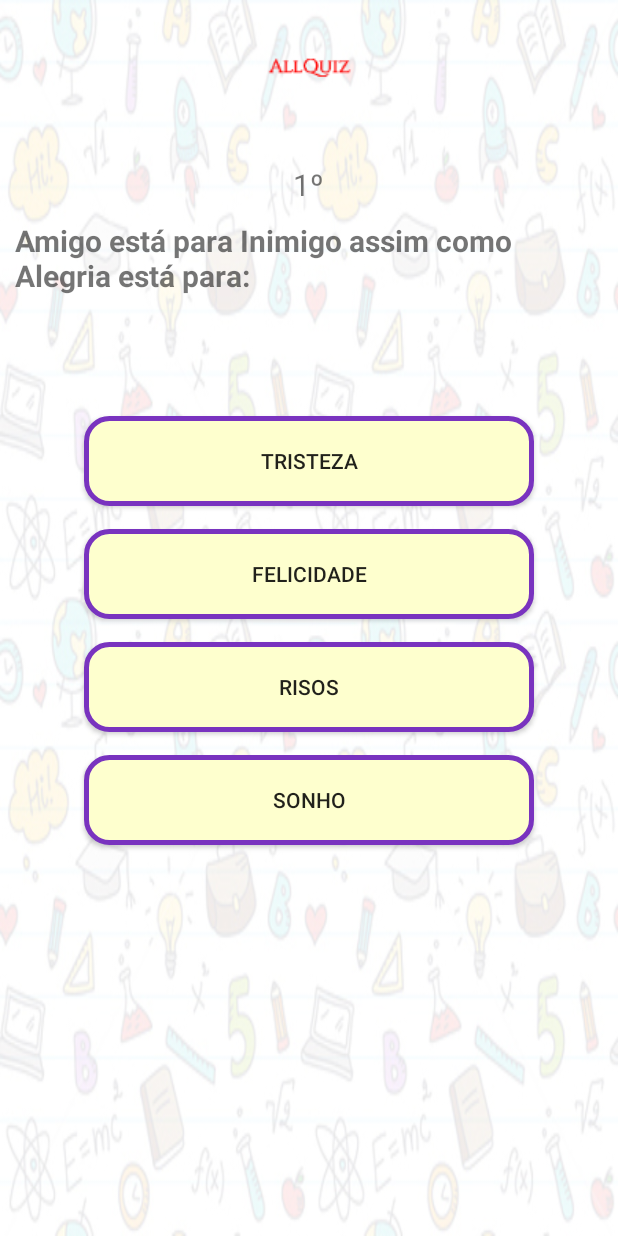
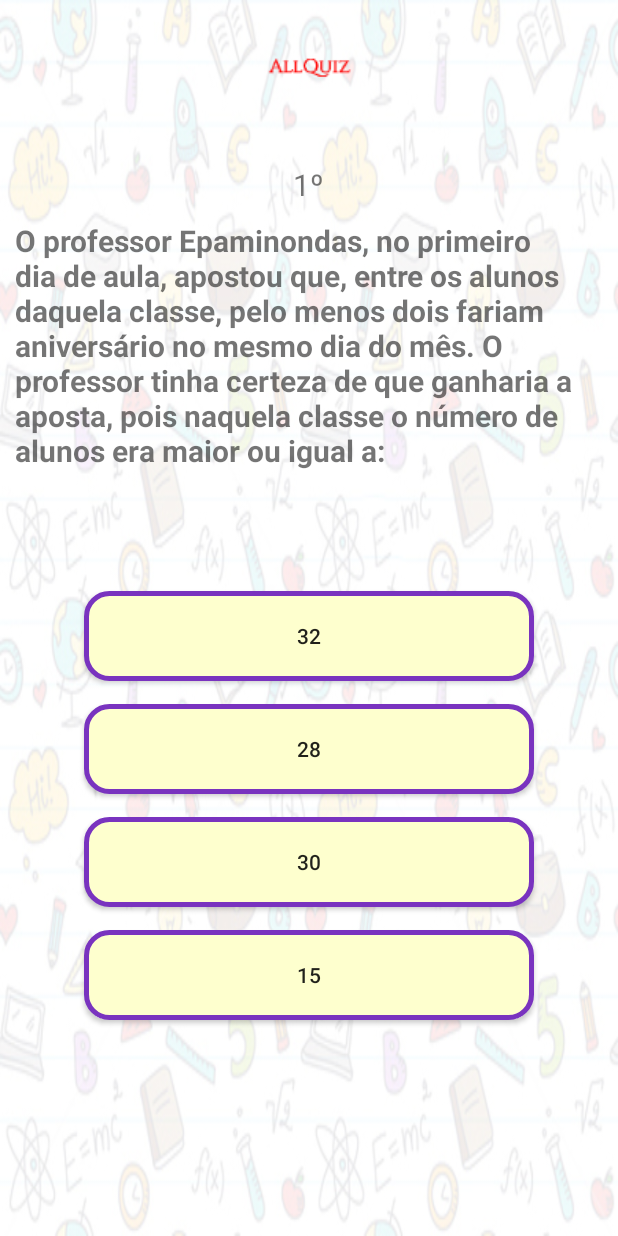
Before and after one commit to KienKse/AllQuiz, an Android app: the screen it shows after launch (quizzActivity), after a tap on "QUESTÕES DE RACICIOCINIO LÓGICO", on a phone screen of 412 x 824 dp. Run offline under Robolectric (Android 15) with nearby library versions, the light colour scheme and no system bars.

Commit message:
Adição de novas perguntas ao questionario de raciocinio lógico

```diff
--- a/app/src/main/java/com/app/kien/allquiz/quizzActivity.java
+++ b/app/src/main/java/com/app/kien/allquiz/quizzActivity.java
@@ -69,13 +69,20 @@ public class quizzActivity extends AppCompatActivity {
     String quizDados3[][] = {
             //  {"Pergunta" , "Resposta Certa", "Escolha 1", "Escolha 2" , "Escolha 3"}
             {"A sequência de palavras abaixo segue uma determinada regra:  " +
-                    "Camiseta, acetona, macaco, abacaxi, mágico  " +
+                    "Camiseta, acetona, macaco, abacaxi, mágico. " +
                     "Qual é a próxima palavra da seqüência? ","publicação","cavalo","azeite","maionese"},
             {"Coloque as Palavras na Ordem Correta:  Neném(1) - Velho(2) - Adolescente(3) - Adulto(4)","1 - 3 - 4 - 2","2 - 4 - 3 - 1","1 - 4 - 3 - 2","1 - 2 - 3 - 4"},
             {"Dentre os itens abaixo, qual aquele que pode ser considerado um intruso?","Vaca","Gato","Hiena","Lobo Guará"},
             {"Um dos elementos relacionados abaixo não está de acordo com os demais do grupo.","Maracujá","Manga","Ameixa","Abacate"},
             {"Amigo está para Inimigo assim como Alegria está para:","Tristeza","Felicidade","Risos","Sonho"},
             {"Cabeça está para Pé assim como Teto está para:","Chão","Porta","Parede","Telhado"},
+            {"O professor Epaminondas, no primeiro dia de aula, apostou que, entre os alunos daquela classe," +
+                    " pelo menos dois fariam aniversário no mesmo dia do mês." +
+                    " O professor tinha certeza de que ganharia a aposta, pois naquela" +
+                    " classe o número de alunos era maior ou igual a:","32","28","30","15"},
+            {"O pai de Maria tem cinco filhas: Lalá, Lelé, Lili, Loló e quem é a quinta filha? ","Maria","Lalá","Lelé","Loló"},
+            {"Quando se escreve a sucessão dos números naturais, de 1 a 1000, quantas vezes aparece o algarismo 2 como algarismos das unidades ?","100","1","58","22"},
+            {"Quantas vezes podemos subtrair cinco de 25? ","1 Vez","5 Vezes","100 Vezes","2 Vezes"},
 
     };
 
```
